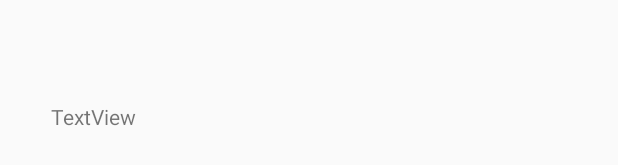
After one commit to siisee11/Elephantory, an Android app: the layout activity_show_text_file.xml on its own in the app's theme, with its tools: preview values and no code run, on a phone screen of 412 x 824 dp. The commit adds this screen. Shown: the part 150-315 px from the top of the screen. Run offline under Robolectric (Android 15) with nearby library versions, the phone set to English and light mode, and no system bars; network calls fail.

```diff
--- a/app/src/main/res/layout/activity_main.xml
+++ b/app/src/main/res/layout/activity_main.xml
@@ -20,7 +20,7 @@
         android:layout_height="wrap_content"
         android:ems="10"
         android:inputType="text"
-        android:text="http://112.169.177.90:8888"
+        android:text="http://115.145.178.88:8887"
         app:layout_constraintBottom_toTopOf="@id/buttonRequest"
         app:layout_constraintEnd_toEndOf="parent"
         app:layout_constraintStart_toStartOf="parent" />
--- /dev/null
+++ b/app/src/main/res/layout/activity_show_text_file.xml
@@ -0,0 +1,18 @@
+<?xml version="1.0" encoding="utf-8"?>
+<androidx.constraintlayout.widget.ConstraintLayout xmlns:android="http://schemas.android.com/apk/res/android"
+    xmlns:app="http://schemas.android.com/apk/res-auto"
+    xmlns:tools="http://schemas.android.com/tools"
+    android:layout_width="match_parent"
+    android:layout_height="match_parent"
+    tools:context=".ShowTextFile">
+
+    <TextView
+        android:id="@+id/textView_showResult"
+        android:layout_width="344dp"
+        android:layout_height="488dp"
+        android:text="TextView"
+        app:layout_constraintBottom_toBottomOf="parent"
+        app:layout_constraintEnd_toEndOf="parent"
+        app:layout_constraintStart_toStartOf="parent"
+        app:layout_constraintTop_toTopOf="parent" />
+</androidx.constraintlayout.widget.ConstraintLayout>
```
Also changed, not shown: app/src/main/AndroidManifest.xml (+5 -3 lines), app/src/main/java/skku/edu/elephantory/MainActivity.java (+10 -6 lines), app/src/main/java/skku/edu/elephantory/ShowTextFile.java (added, +68 -0 lines), app/src/main/res/layout/activity_result.xml (+6 -5 lines).
